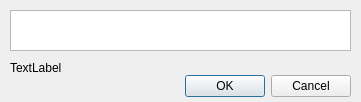
This is vectorinputdialog.ui in Mainekun/course_work as Qt 5 draws it before an edit. The edited form follows.
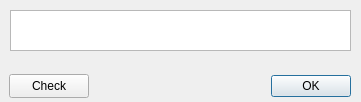
This is the edited form.

The edit to the form file:
```diff
--- a/vectorinputdialog.ui
+++ b/vectorinputdialog.ui
@@ -26,7 +26,10 @@
     <enum>Qt::Orientation::Horizontal</enum>
    </property>
    <property name="standardButtons">
-    <set>QDialogButtonBox::StandardButton::Cancel|QDialogButtonBox::StandardButton::Ok</set>
+    <set>QDialogButtonBox::StandardButton::Ok</set>
+   </property>
+   <property name="centerButtons">
+    <bool>false</bool>
    </property>
   </widget>
   <widget class="QPlainTextEdit" name="vectorinput">
@@ -43,13 +46,31 @@
    <property name="geometry">
     <rect>
      <x>10</x>
-     <y>60</y>
+     <y>55</y>
      <width>341</width>
      <height>16</height>
     </rect>
    </property>
+   <property name="font">
+    <font>
+     <family>Comic Sans MS</family>
+    </font>
+   </property>
    <property name="text">
-    <string>TextLabel</string>
+    <string/>
+   </property>
+  </widget>
+  <widget class="QPushButton" name="pushButton">
+   <property name="geometry">
+    <rect>
+     <x>9</x>
+     <y>74</y>
+     <width>80</width>
+     <height>24</height>
+    </rect>
+   </property>
+   <property name="text">
+    <string>Check</string>
    </property>
   </widget>
  </widget>
```
